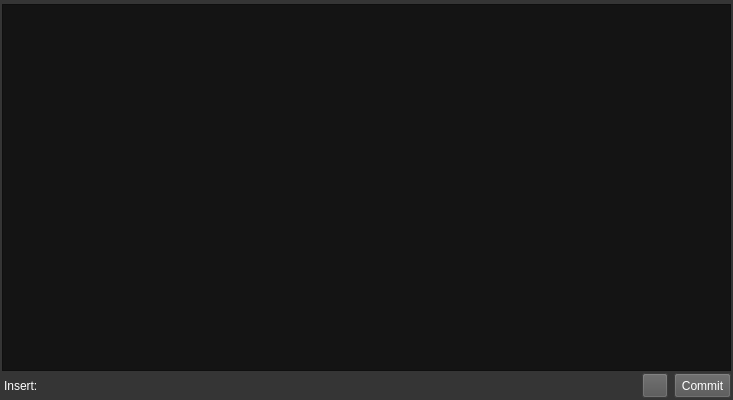
This is commitpad.ui in switch625/commitpad as Qt 5 draws it before an edit. The edited form follows.
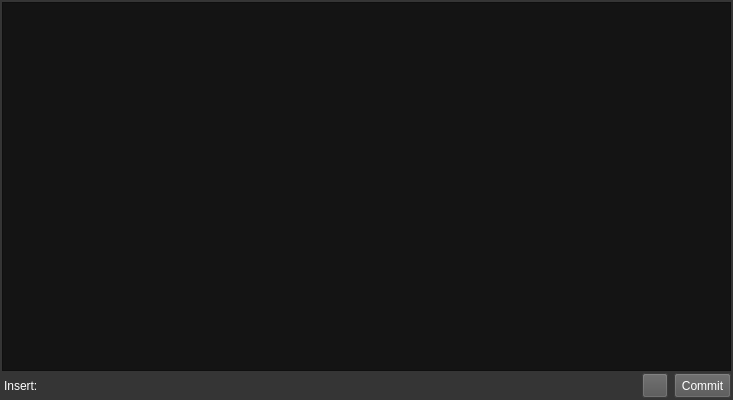
This is the edited form. Custom widgets are drawn as their Qt base class.

Commit message: Prevented warning about titlebar layout on startup

Patch:
```diff
--- a/commitpad.ui
+++ b/commitpad.ui
@@ -500,22 +500,7 @@
      <number>2</number>
     </property>
     <item>
-     <widget class="TitleBar" name="titleBar" native="true">
-      <layout class="QHBoxLayout" name="horizontalLayout_2">
-       <property name="leftMargin">
-        <number>0</number>
-       </property>
-       <property name="topMargin">
-        <number>0</number>
-       </property>
-       <property name="rightMargin">
-        <number>0</number>
-       </property>
-       <property name="bottomMargin">
-        <number>2</number>
-       </property>
-      </layout>
-     </widget>
+     <widget class="TitleBar" name="titleBar" native="true"/>
     </item>
     <item>
      <widget class="QPlainTextEdit" name="editor">
```
